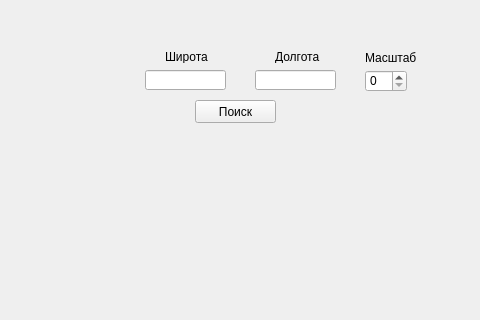
Qt form design.ui (ApeX1l/Yandex_api_project) before a commit; both pictures show x 135 to 615 and y 0 to 320 of the 800 by 600 pixel window.
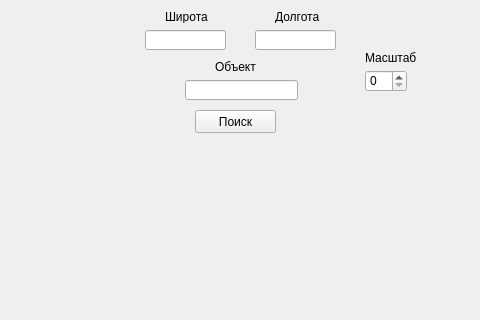
The same form after that commit.

The edit to the form file:
```diff
--- a/design.ui
+++ b/design.ui
@@ -18,7 +18,7 @@
     <property name="geometry">
      <rect>
       <x>280</x>
-      <y>70</y>
+      <y>30</y>
       <width>81</width>
       <height>20</height>
      </rect>
@@ -28,7 +28,7 @@
     <property name="geometry">
      <rect>
       <x>330</x>
-      <y>100</y>
+      <y>110</y>
       <width>81</width>
       <height>23</height>
      </rect>
@@ -41,7 +41,7 @@
     <property name="geometry">
      <rect>
       <x>390</x>
-      <y>70</y>
+      <y>30</y>
       <width>81</width>
       <height>20</height>
      </rect>
@@ -51,7 +51,7 @@
     <property name="geometry">
      <rect>
       <x>300</x>
-      <y>50</y>
+      <y>10</y>
       <width>47</width>
       <height>13</height>
      </rect>
@@ -64,7 +64,7 @@
     <property name="geometry">
      <rect>
       <x>410</x>
-      <y>50</y>
+      <y>10</y>
       <width>47</width>
       <height>13</height>
      </rect>
@@ -77,7 +77,7 @@
     <property name="geometry">
      <rect>
       <x>190</x>
-      <y>140</y>
+      <y>160</y>
       <width>411</width>
       <height>381</height>
      </rect>
@@ -122,6 +122,29 @@
      <string>Смена темы</string>
     </property>
    </widget>
+   <widget class="QLineEdit" name="object">
+    <property name="geometry">
+     <rect>
+      <x>320</x>
+      <y>80</y>
+      <width>113</width>
+      <height>20</height>
+     </rect>
+    </property>
+   </widget>
+   <widget class="QLabel" name="label_4">
+    <property name="geometry">
+     <rect>
+      <x>350</x>
+      <y>60</y>
+      <width>47</width>
+      <height>13</height>
+     </rect>
+    </property>
+    <property name="text">
+     <string>Объект</string>
+    </property>
+   </widget>
   </widget>
   <widget class="QMenuBar" name="menubar">
    <property name="geometry">
```
